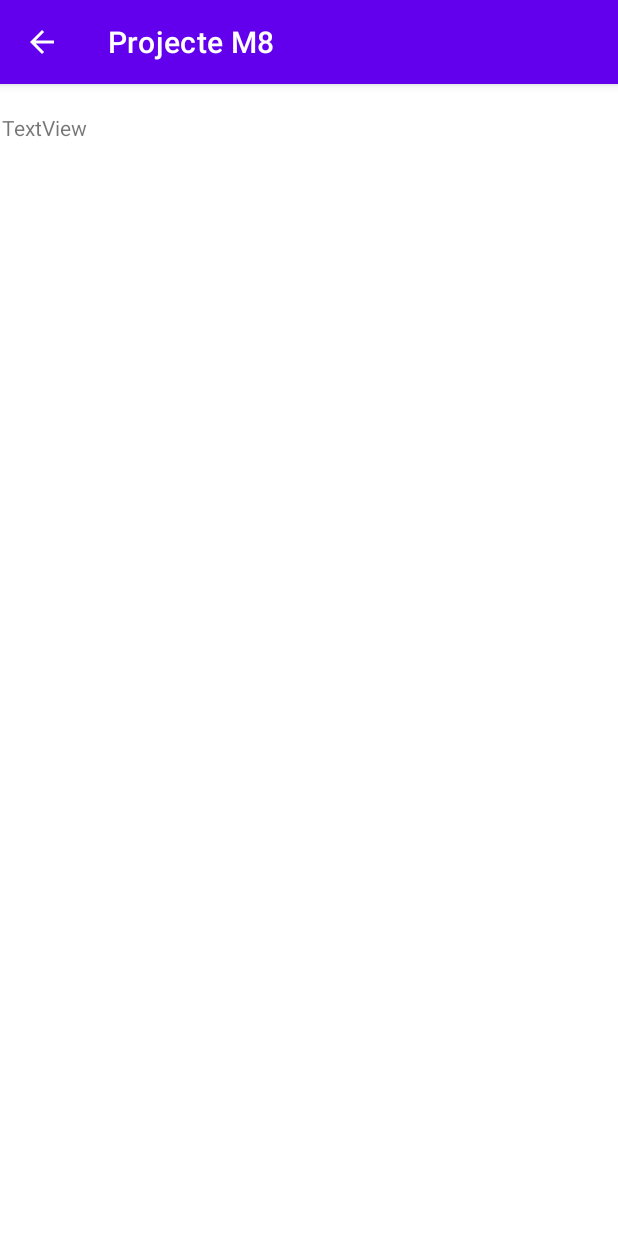
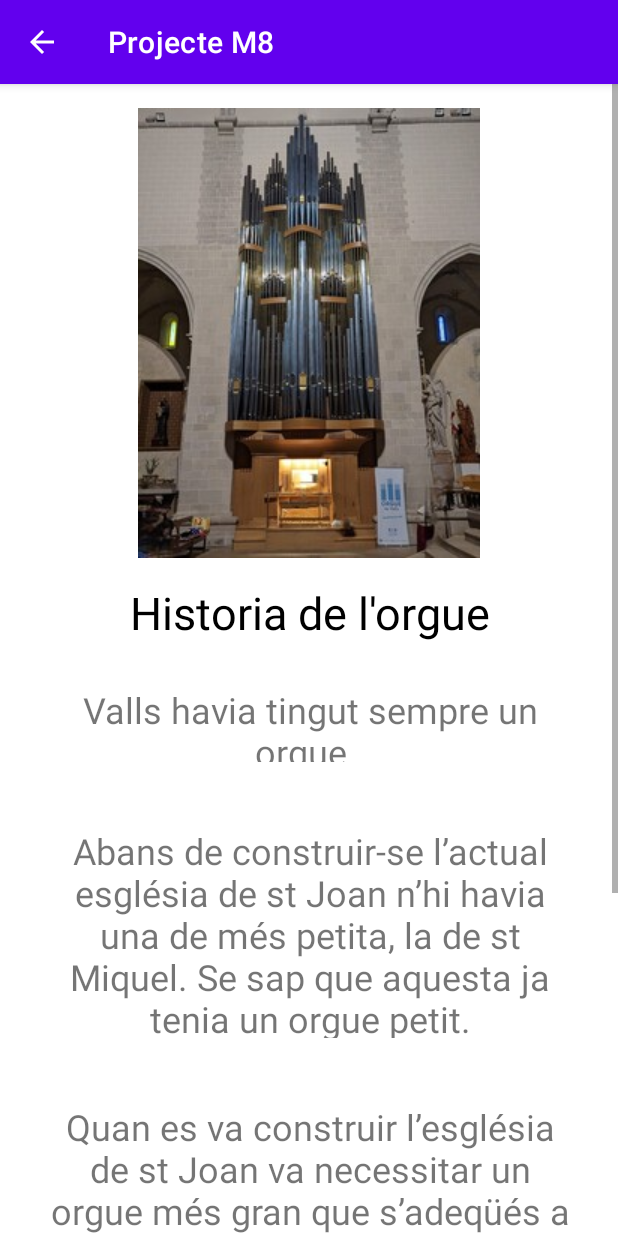
Before and after one commit to MiquelAngelMontero/Projecte-M8, an Android app: the Historia_Orgue screen opened directly, with no data from a screen before it, on a phone screen of 412 x 824 dp. Run offline under Robolectric (Android 15) with nearby library versions, the phone set to English and light mode, and no system bars.

Commit message:
historia feta en vertical

```diff
--- a/app/src/main/res/layout/activity_historia_orgue.xml
+++ b/app/src/main/res/layout/activity_historia_orgue.xml
@@ -1,30 +1,136 @@
 <?xml version="1.0" encoding="utf-8"?>
-<androidx.constraintlayout.widget.ConstraintLayout xmlns:android="http://schemas.android.com/apk/res/android"
+<ScrollView xmlns:android="http://schemas.android.com/apk/res/android"
     xmlns:app="http://schemas.android.com/apk/res-auto"
     xmlns:tools="http://schemas.android.com/tools"
+    android:id="@+id/scrollView"
     android:layout_width="match_parent"
-    android:layout_height="match_parent"
-    tools:context=".Historia_Orgue">
+    android:layout_height="match_parent">
 
-    <ScrollView
-        android:layout_width="409dp"
-        android:layout_height="729dp"
-        app:layout_constraintBottom_toBottomOf="parent"
-        app:layout_constraintEnd_toEndOf="parent"
-        app:layout_constraintStart_toStartOf="parent"
-        app:layout_constraintTop_toTopOf="parent">
+    <androidx.constraintlayout.widget.ConstraintLayout
+        android:layout_width="match_parent"
+        android:layout_height="wrap_content"
+        android:padding="16dp"
+        tools:context=".MainActivity">
 
-        <LinearLayout
-            android:layout_width="match_parent"
+        <TextView
+            android:id="@+id/body_text2"
+            android:layout_width="382dp"
+            android:layout_height="78dp"
+            android:layout_marginTop="15dp"
+            android:padding="20px"
+            android:paddingStart="20px"
+            android:paddingLeft="20px"
+            android:paddingTop="20px"
+            android:paddingEnd="20px"
+            android:paddingRight="20px"
+            android:paddingBottom="20px"
+            android:text="Valls havia tingut sempre un orgue. "
+            android:textAlignment="center"
+            android:textSize="24sp"
+            app:layout_constraintLeft_toLeftOf="parent"
+            app:layout_constraintRight_toRightOf="parent"
+            app:layout_constraintTop_toBottomOf="@+id/Titol" />
+
+        <TextView
+            android:id="@+id/Titol"
+            android:layout_width="0dp"
+            android:layout_height="40dp"
+            android:layout_marginTop="16dp"
+            android:text="Historia de l'orgue"
+            android:textAlignment="center"
+            android:textColor="#000000"
+            android:textSize="30sp"
+            app:layout_constraintEnd_toEndOf="parent"
+            app:layout_constraintLeft_toLeftOf="parent"
+            app:layout_constraintStart_toStartOf="parent"
+            app:layout_constraintTop_toBottomOf="@+id/imageView5" />
+
+        <TextView
+            android:id="@+id/body_text"
+            android:layout_width="381dp"
+            android:layout_height="168dp"
+            android:layout_marginTop="16dp"
+            android:padding="20px"
+            android:paddingStart="20px"
+            android:paddingLeft="20px"
+            android:paddingTop="20px"
+            android:paddingEnd="20px"
+            android:paddingRight="20px"
+            android:paddingBottom="20px"
+            android:text="Abans de construir-se l’actual església de st Joan n’hi havia una de més petita, la de st Miquel. Se sap que aquesta ja tenia un orgue petit."
+            android:textAlignment="center"
+            android:textSize="24sp"
+            app:layout_constraintHorizontal_bias="0.516"
+            app:layout_constraintLeft_toLeftOf="parent"
+            app:layout_constraintRight_toRightOf="parent"
+            app:layout_constraintTop_toBottomOf="@+id/body_text2" />
+
+        <TextView
+            android:id="@+id/body_text3"
+            android:layout_width="382dp"
+            android:layout_height="141dp"
+            android:layout_marginTop="16dp"
+            android:padding="20px"
+            android:paddingStart="20px"
+            android:paddingLeft="20px"
+            android:paddingTop="20px"
+            android:paddingEnd="20px"
+            android:paddingRight="20px"
+            android:paddingBottom="20px"
+            android:text="Quan es va construir l’església de st Joan va necessitar un orgue més gran que s’adeqüés a les noves mesures de la nau."
+            android:textAlignment="center"
+            android:textSize="24sp"
+            app:layout_constraintLeft_toLeftOf="parent"
+            app:layout_constraintRight_toRightOf="parent"
+            app:layout_constraintTop_toBottomOf="@+id/body_text" />
+
+        <TextView
+            android:id="@+id/body_text4"
+            android:layout_width="379dp"
+            android:layout_height="72dp"
+            android:layout_marginTop="16dp"
+            android:padding="20px"
+            android:paddingStart="20px"
+            android:paddingLeft="20px"
+            android:paddingTop="20px"
+            android:paddingEnd="20px"
+            android:paddingRight="20px"
+            android:paddingBottom="20px"
+            android:text="La construcció del nou orgue es va fer entre els anys 1587 i 1590. "
+            android:textAlignment="center"
+            android:textSize="24sp"
+            app:layout_constraintLeft_toLeftOf="parent"
+            app:layout_constraintRight_toRightOf="parent"
+            app:layout_constraintTop_toBottomOf="@+id/body_text3" />
+
+        <TextView
+            android:id="@+id/body_text5"
+            android:layout_width="383dp"
+            android:layout_height="167dp"
+            android:layout_marginTop="16dp"
+            android:padding="20px"
+            android:paddingStart="20px"
+            android:paddingLeft="20px"
+            android:paddingTop="20px"
+            android:paddingEnd="20px"
+            android:paddingRight="20px"
+            android:paddingBottom="20px"
+            android:text="L’any 1936 va ser destruït i van fondre el metall dels tubs per fer munició per a la guerra civil espanyola. L’últim dia que es va fer sonar va ser el 21 de juliol. "
+            android:textAlignment="center"
+            android:textSize="24sp"
+            app:layout_constraintLeft_toLeftOf="parent"
+            app:layout_constraintRight_toRightOf="parent"
+            app:layout_constraintTop_toBottomOf="@+id/body_text4" />
+
+        <ImageView
+            android:id="@+id/imageView5"
+            android:layout_width="wrap_content"
             android:layout_height="wrap_content"
-            android:orientation="vertical">
+            android:scaleType="centerCrop"
+            app:layout_constraintEnd_toEndOf="parent"
+            app:layout_constraintStart_toStartOf="parent"
+            app:layout_constraintTop_toTopOf="parent"
+            app:srcCompat="@drawable/foto_orgue_resized2" />
 
-
-            <TextView
-                android:id="@+id/textView"
-                android:layout_width="match_parent"
-                android:layout_height="wrap_content"
-                android:text="TextView" />
-        </LinearLayout>
-    </ScrollView>
-</androidx.constraintlayout.widget.ConstraintLayout>
+    </androidx.constraintlayout.widget.ConstraintLayout>
+</ScrollView>
```
Also changed, not shown: app/src/main/res/drawable/foto_orgue_resized2.jpg (added).
